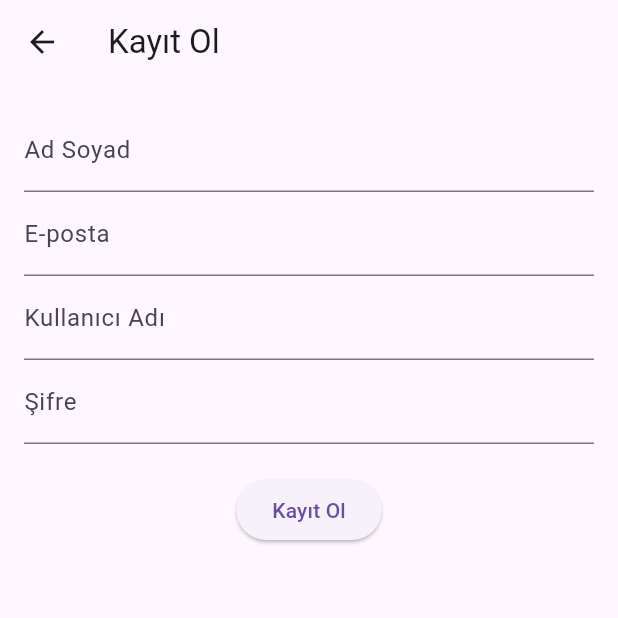
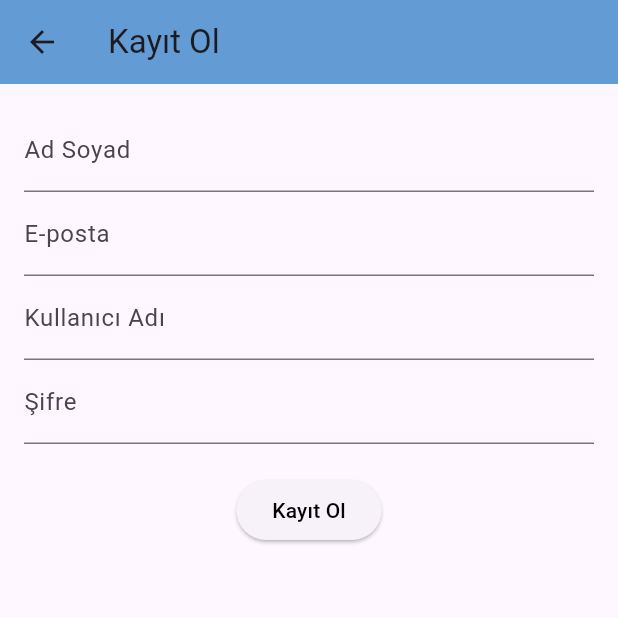
Before and after one commit to zerdagecgel/TalepSikayet, a Flutter app: the screen it shows after launch, after a tap on "Giriş Yap", after a tap on "Kayıt Ol", on a phone screen of 412 x 824 dp, the top half of it. Run offline on Flutter 3.47's test engine with Material 3 defaults, Android fonts, the phone set to English and light mode, and no system bars; our stand-ins replace image_picker; network calls fail.

Commit message:
ek tasarımlar eklendi

```diff
--- a/lib/employess_page.dart
+++ b/lib/employess_page.dart
@@ -22,10 +22,11 @@ class Complaint {
   factory Complaint.fromJson(Map<String, dynamic> json) {
     return Complaint(
       id: json['id'],
-      baslik: json['baslik'],
+      baslik: json['tur'],
       aciklama: json['aciklama'],
       tamamlandi: json['tamamlandi'] == 1,
-      departman: json['departman'],
+      departman: json['adres'],
+
     );
   }
 }
--- a/lib/login_page.dart
+++ b/lib/login_page.dart
@@ -19,10 +19,10 @@ class _LoginPageState extends State<LoginPage> {
   String? password;
   String? rol;
 
-
   @override
   Widget build(BuildContext context) {
     return Scaffold(
+      appBar: AppBar(),
       resizeToAvoidBottomInset: true,
       body: Form(
         key: _formKey,
@@ -30,17 +30,20 @@ class _LoginPageState extends State<LoginPage> {
           child: Padding(
             padding: const EdgeInsets.all(20.0),
             child: Column(
-              mainAxisAlignment: MainAxisAlignment.center,
               children: <Widget>[
-                const SizedBox(height: 100),
+                const SizedBox(height: 20),
+                Image.asset(
+                  'assets/mezitbellogo.png',
+                  height: 100,
+                ),
+                const SizedBox(height: 30),
                 TextFormField(
                   decoration: const InputDecoration(
                     focusedBorder: OutlineInputBorder(
-                      borderSide:
-                          BorderSide(color: Color.fromARGB(255, 167, 154, 150)),
+                      borderSide: BorderSide(color: Color.fromARGB(255, 0, 0, 0)),
                     ),
                     labelText: 'Kullanıcı Adı',
-                    labelStyle: TextStyle(color: Color.fromARGB(255, 40, 99, 148)),
+                    labelStyle: TextStyle(color: Color.fromARGB(255, 170, 171, 172)),
                     border: OutlineInputBorder(),
                   ),
                   validator: (value) {
@@ -58,10 +61,10 @@ class _LoginPageState extends State<LoginPage> {
                   obscureText: true,
                   decoration: const InputDecoration(
                     focusedBorder: OutlineInputBorder(
-                      borderSide: BorderSide(color: Colors.deepOrange),
+                      borderSide: BorderSide(color: Color.fromARGB(255, 0, 0, 0)),
                     ),
                     labelText: 'Şifre',
-                    labelStyle: TextStyle(color: Colors.deepOrange),
+                    labelStyle: TextStyle(color: Color.fromARGB(255, 170, 171, 172)),
                     border: OutlineInputBorder(),
                   ),
                   validator: (value) {
@@ -92,13 +95,16 @@ class _LoginPageState extends State<LoginPage> {
   }
 
   Widget _loginButton() => ElevatedButton(
+        style: ElevatedButton.styleFrom(
+          foregroundColor: Colors.black,
+        ),
         child: const Text("Giriş Yap"),
         onPressed: () async {
           if (_formKey.currentState!.validate()) {
             _formKey.currentState!.save();
 
             final rol = await login();
-            debugPrint("Gelen rol: $rol"); // ← BURAYI EKLE
+            debugPrint("Gelen rol: $rol");
 
             if (!context.mounted) return;
 
@@ -110,17 +116,21 @@ class _LoginPageState extends State<LoginPage> {
             } else if (rol == 'user') {
               Navigator.push(
                 context,
-                MaterialPageRoute(builder: (context) => ForgotPasswordPage()),
+                MaterialPageRoute(builder: (context) => ComplaintPage()),
               );
             } else if (rol == null) {
               // zaten hata gösterildi
             } else {
               _showErrorDialog("Tanımsız kullanıcı rolü: $rol");
             }
-        }},
+          }
+        },
       );
 
   Widget _registerButton() => ElevatedButton(
+        style: ElevatedButton.styleFrom(
+          foregroundColor: Colors.black,
+        ),
         child: const Text("Kayıt Ol"),
         onPressed: () {
           Navigator.push(
@@ -131,6 +141,9 @@ class _LoginPageState extends State<LoginPage> {
       );
 
   Widget _forgotPasswordButton() => ElevatedButton(
+        style: ElevatedButton.styleFrom(
+          foregroundColor: Colors.black,
+        ),
         child: const Text("Şifremi Unuttum"),
         onPressed: () {
           Navigator.push(
@@ -150,7 +163,6 @@ class _LoginPageState extends State<LoginPage> {
         body: jsonEncode({
           "kullanici_adi": username,
           "sifre": password,
-          "rol":rol
         }),
       );
 
--- a/lib/register_page.dart
+++ b/lib/register_page.dart
@@ -21,7 +21,7 @@ class _RegisterPageState extends State<RegisterPage> {
 
 
   Future<void> register() async {
-    final url = Uri.parse("http://10.0.2.2:3000/register"); // IP'ni kontrol et
+    final url = Uri.parse("http://10.0.2.2:3000/api/register"); // IP'ni kontrol et
     final response = await http.post(
       url,
       headers: {"Content-Type": "application/json"},
@@ -57,7 +57,10 @@ ScaffoldMessenger.of(context).showSnackBar(
   @override
   Widget build(BuildContext context) {
     return Scaffold(
-      appBar: AppBar(title: Text("Kayıt Ol")),
+      appBar: AppBar(
+        title: Text("Kayıt Ol"),
+        backgroundColor: Color.fromARGB(255, 99, 156, 213),
+        ),
       body: Padding(
         padding: EdgeInsets.all(16),
         child: Form(
@@ -94,6 +97,9 @@ ScaffoldMessenger.of(context).showSnackBar(
                     register();
                   }
                 },
+                 style: ElevatedButton.styleFrom(
+    foregroundColor: Colors.black, // yazı rengini siyah yap
+  ),
                 child: Text("Kayıt Ol"),
               ),
             ],
```
Also changed, not shown: lib/complaint_page.dart (+4 -4 lines), lib/forgot_password.dart (+17 -19 lines), pubspec.yaml (+4 -4 lines), assets/mezitbellogo.png (added), 5 other files.
